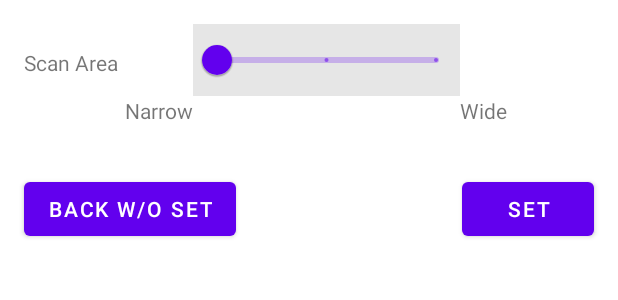
After one commit to nvnt1110/android_project1, an Android app: the layout dialog_set_wave_strength.xml on its own in the app's theme, with its tools: preview values and no code run, on a phone screen of 412 x 824 dp. The commit adds this screen. Shown: the top 300 px of the screen. Run offline under Robolectric (Android 15) with nearby library versions, the phone set to English and light mode, and no system bars.

Commit message:
update screen 2

```diff
--- a/app/build.gradle
+++ b/app/build.gradle
@@ -31,7 +31,7 @@ android {
 dependencies {
 
     implementation 'androidx.appcompat:appcompat:1.1.0'
-    implementation 'com.google.android.material:material:1.1.0'
+    implementation 'com.google.android.material:material:1.2.0'
     implementation 'androidx.constraintlayout:constraintlayout:1.1.3'
     implementation 'androidx.navigation:navigation-fragment:2.2.2'
     implementation 'androidx.navigation:navigation-ui:2.2.2'
--- /dev/null
+++ b/app/src/main/java/com/example/myapplication/ThreeFragment.java
@@ -0,0 +1,5 @@
+package com.example.myapplication;
+
+public class ThreeFragment {
+
+}
--- /dev/null
+++ b/app/src/main/res/layout/dialog_set_wave_strength.xml
@@ -0,0 +1,66 @@
+<?xml version="1.0" encoding="utf-8"?>
+<androidx.constraintlayout.widget.ConstraintLayout xmlns:android="http://schemas.android.com/apk/res/android"
+    android:layout_width="match_parent"
+    android:layout_height="match_parent"
+    xmlns:app="http://schemas.android.com/apk/res-auto">
+
+    <TextView
+        android:id="@+id/txtScanArea"
+        android:layout_width="wrap_content"
+        android:layout_height="wrap_content"
+        android:layout_marginTop="@dimen/margin_32dp"
+        android:text="@string/txt_scan_area"
+        app:layout_constraintStart_toStartOf="parent"
+        app:layout_constraintTop_toTopOf="parent"
+        android:layout_marginLeft="@dimen/margin_16dp"
+        />
+
+    <com.google.android.material.slider.Slider
+        android:id="@+id/slider"
+        app:layout_constraintStart_toEndOf="@+id/txtScanArea"
+        app:layout_constraintTop_toTopOf="parent"
+        android:layout_height="wrap_content"
+        android:layout_width="@dimen/width_178dp"
+        android:layout_marginLeft="@dimen/margin_50dp"
+        android:layout_marginTop="@dimen/margin_16dp"
+        android:background="@color/gray"
+        android:stepSize="0.5"
+        app:labelBehavior="gone"
+        />
+    <TextView
+        android:id="@+id/txtNarrow"
+        android:text="Narrow"
+        android:layout_width="wrap_content"
+        android:layout_height="wrap_content"
+        app:layout_constraintTop_toBottomOf="@+id/slider"
+        app:layout_constraintEnd_toStartOf="@+id/slider"
+        />
+    <TextView
+        android:id="@+id/txtWide"
+        android:text="Wide"
+        android:layout_width="wrap_content"
+        android:layout_height="wrap_content"
+        app:layout_constraintTop_toBottomOf="@+id/slider"
+        app:layout_constraintStart_toEndOf="@+id/slider"
+        />
+    <Button
+        android:id="@+id/btnBack"
+        android:text="@string/btn_back"
+        android:layout_width="wrap_content"
+        android:layout_height="wrap_content"
+        android:layout_marginLeft="@dimen/margin_16dp"
+        android:layout_marginTop="@dimen/margin_32dp"
+        app:layout_constraintStart_toStartOf="parent"
+        app:layout_constraintTop_toBottomOf="@+id/txtNarrow"
+        />
+    <Button
+        android:id="@+id/btnSet"
+        android:text="@string/btn_set"
+        android:layout_width="wrap_content"
+        android:layout_height="wrap_content"
+        app:layout_constraintEnd_toEndOf="parent"
+        app:layout_constraintTop_toBottomOf="@+id/txtNarrow"
+        android:layout_marginRight="@dimen/margin_16dp"
+        android:layout_marginTop="@dimen/margin_32dp"
+        />
+</androidx.constraintlayout.widget.ConstraintLayout>
--- a/app/src/main/res/layout/fragment_second.xml
+++ b/app/src/main/res/layout/fragment_second.xml
@@ -7,7 +7,7 @@
     android:layout_height="match_parent"
     tools:context=".SecondFragment"
     android:id="@+id/layoutFragmentSecond"
-    android:layout_margin="50dp"
+    android:layout_margin="@dimen/margin_50dp"
     android:clickable="true"
     android:focusable="true"
     android:focusableInTouchMode="true">
@@ -17,7 +17,7 @@
         android:id="@+id/txtPalletID"
         android:layout_width="wrap_content"
         android:layout_height="wrap_content"
-        android:layout_marginTop="16dp"
+        android:layout_marginTop="@dimen/margin_16dp"
         android:text="@string/pallet_id"
         app:layout_constraintStart_toStartOf="parent"
         app:layout_constraintTop_toTopOf="parent" />
--- a/app/src/main/res/values/colors.xml
+++ b/app/src/main/res/values/colors.xml
@@ -7,4 +7,5 @@
     <color name="teal_700">#FF018786</color>
     <color name="black">#FF000000</color>
     <color name="white">#FFFFFFFF</color>
+    <color name="gray">#FFE6E6E6</color>
 </resources>
--- a/app/src/main/res/values/dimens.xml
+++ b/app/src/main/res/values/dimens.xml
@@ -1,6 +1,10 @@
 <resources>
-    <dimen name="fab_margin">16dp</dimen>
+    <dimen name="margin_16dp">16dp</dimen>
+    <dimen name="margin_32dp">32dp</dimen>
+    <dimen name="margin_50dp">50dp</dimen>
+    <dimen name="margin_100dp">100dp</dimen>
+    <dimen name="width_148dp">148dp</dimen>
+    <dimen name="width_178dp">178dp</dimen>
+    <dimen name="width_188dp">188dp</dimen>
     <dimen name="width_300dp">300dp</dimen>
-    <dimen name="width_148dp">148dp</dimen>
-    <dimen name="margin_100dp">100dp</dimen>
 </resources>
--- a/app/src/main/res/values/strings.xml
+++ b/app/src/main/res/values/strings.xml
@@ -24,4 +24,12 @@
     <string name="btn_set_pallet_id">Set Pallet ID by Keypad</string>
     <string name="btn_menu">MENU</string>
     <string name="btn_next">Next (Scan Box ID)</string>
+
+    <!--dialog scan wave strength-->
+    <string name="txt_scan_area">Scan Area</string>
+    <string name="txt_min">Narrow</string>
+    <string name="txt_max">Wide</string>
+    <string name="btn_back">Back w/o Set</string>
+    <string name="btn_set">Set</string>
+    <string name="txt_title_set_wave_strength">Set Radio Wave Strength</string>
 </resources>
```
Also changed, not shown: app/src/main/java/com/example/myapplication/SecondFragment.java (+64 -6 lines).
